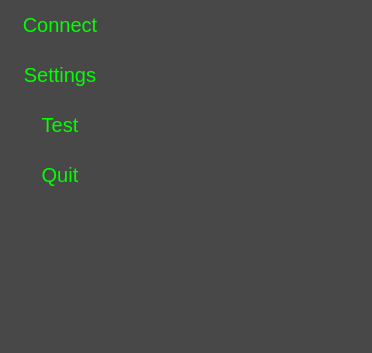
Old version of the form C++/DataRecorder/DataRecorder/mainwindow.ui in the repository YuretsFoxie/Code.
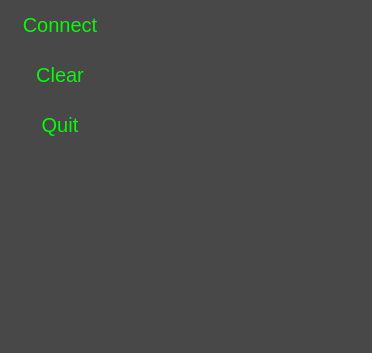
New version of the form. Icons and pictures are not drawn. Custom widgets are drawn as their Qt base class.

Commit message: Removed the settings dialog, hardcoded the COM-port settings. Added the Clear button.

```diff
--- a/C++/DataRecorder/DataRecorder/mainwindow.ui
+++ b/C++/DataRecorder/DataRecorder/mainwindow.ui
@@ -195,32 +195,7 @@
           </size>
          </property>
          <property name="text">
-          <string>Settings</string>
-         </property>
-        </widget>
-       </item>
-       <item>
-        <widget class="QPushButton" name="testButton">
-         <property name="sizePolicy">
-          <sizepolicy hsizetype="Fixed" vsizetype="Fixed">
-           <horstretch>0</horstretch>
-           <verstretch>0</verstretch>
-          </sizepolicy>
-         </property>
-         <property name="minimumSize">
-          <size>
-           <width>120</width>
-           <height>50</height>
-          </size>
-         </property>
-         <property name="maximumSize">
-          <size>
-           <width>120</width>
-           <height>50</height>
-          </size>
-         </property>
-         <property name="text">
-          <string>Test</string>
+          <string>Clear</string>
          </property>
         </widget>
        </item>
```
Left out of the diff: 69 changed lines with no effect on the pictures. The commit also changes 21 other files.
